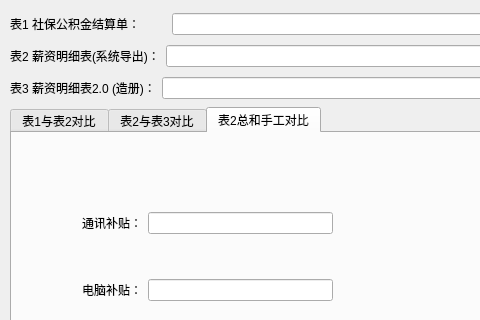
qiyugfh/ExcelVerify, file mainwindow.ui: the form before one commit; both pictures show x 0 to 480 and y 0 to 320 of the 818 by 673 pixel window.
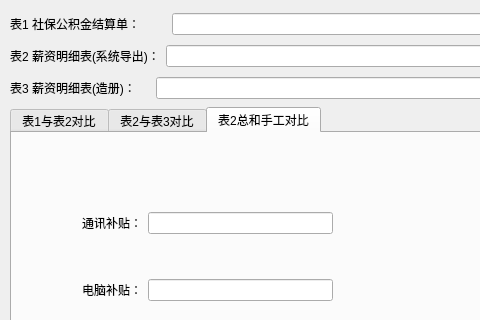
The form after the commit. The open tabs and pages were chosen to show the change.

Commit message: ui处理

Patch:
```diff
--- a/mainwindow.ui
+++ b/mainwindow.ui
@@ -14,7 +14,7 @@
    <string>MainWindow</string>
   </property>
   <widget class="QWidget" name="centralwidget">
-   <widget class="QWidget" name="">
+   <widget class="QWidget" name="layoutWidget">
     <property name="geometry">
      <rect>
       <x>10</x>
@@ -103,7 +103,7 @@
             </sizepolicy>
            </property>
            <property name="text">
-            <string>表3 薪资明细表2.0 (造册)：</string>
+            <string>表3 薪资明细表(造册)：    </string>
            </property>
           </widget>
          </item>
```
Left out of the diff: 26 changed lines with no effect on the pictures. The commit also changes 2 other files.
